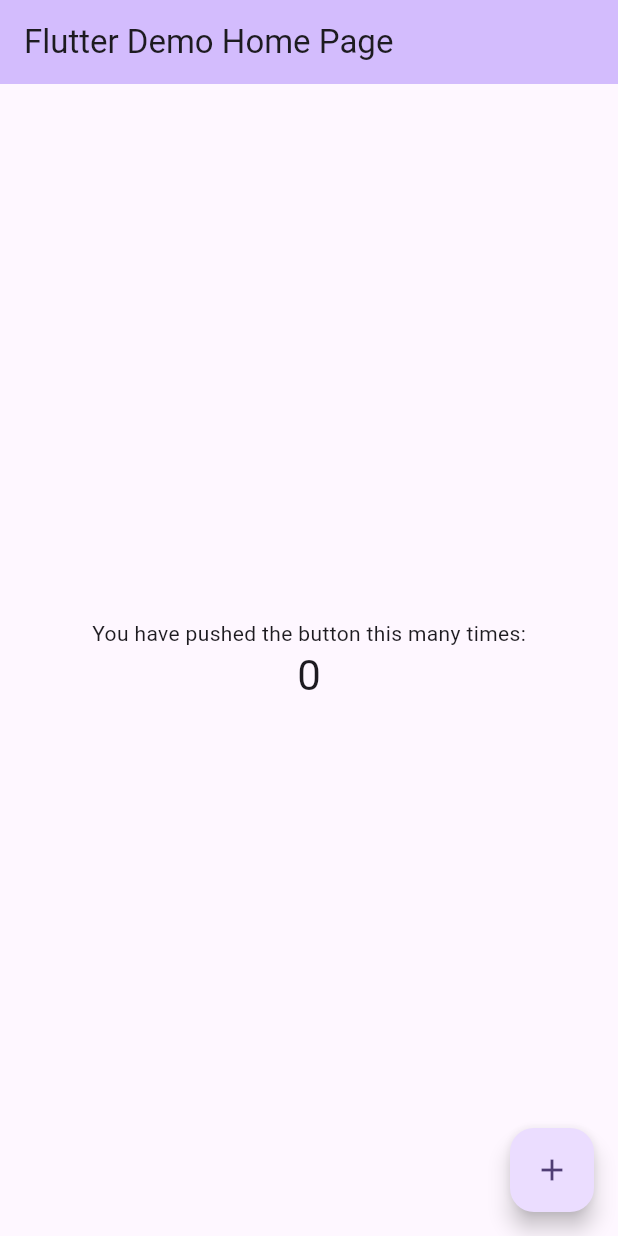
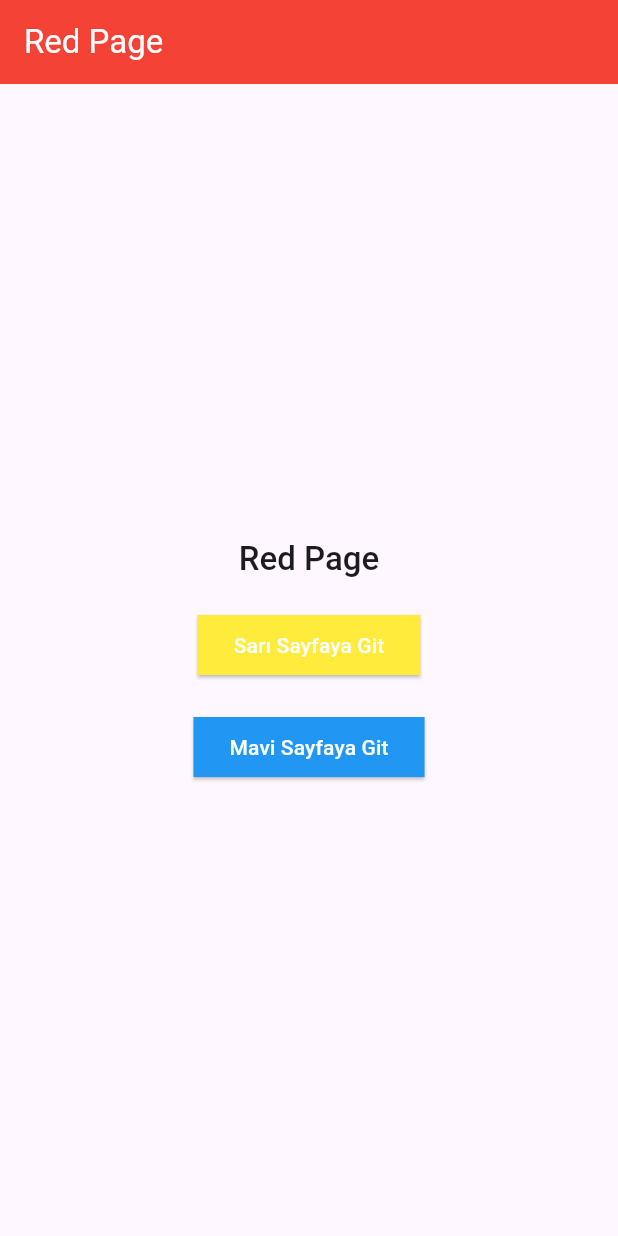
Before and after one commit to DevBeyzaK/navigator_islemleri, a Flutter app: the screen it shows after launch, on a phone screen of 412 x 824 dp. Run offline on Flutter 3.47's test engine with Material 3 defaults, Android fonts, the phone set to English and light mode, and no system bars.

Commit message:
routelar tamamlandı

```diff
--- a/lib/main.dart
+++ b/lib/main.dart
@@ -1,4 +1,9 @@
 import 'package:flutter/material.dart';
+import 'package:navigator_islemleri/blue_page.dart';
+import 'package:navigator_islemleri/hataSayfasi.dart';
+import 'package:navigator_islemleri/redpage.dart';
+import 'package:navigator_islemleri/route_generator.dart';
+import 'package:navigator_islemleri/yellowpage.dart';
 
 void main() {
   runApp(const MyApp());
@@ -7,116 +12,26 @@ void main() {
 class MyApp extends StatelessWidget {
   const MyApp({super.key});
 
-  // This widget is the root of your application.
   @override
   Widget build(BuildContext context) {
     return MaterialApp(
-      title: 'Flutter Demo',
+      /*routes: {
+        "/": (context) =>
+            Redpage(), //redPagei kök dizin yaptık hepsinde burdan başlatırız.
+        "/yellowPage": (context) => Yellowpage(),
+        "/bluePage": (context) => BluePage(),
+      },*/
+      onGenerateRoute:RouteGenerator.routeGenerator ,
+     /* onUnknownRoute: (settings) {
+        return MaterialPageRoute(builder: (context) => Hatasayfasi()); //bu rotasını yanlış yazdığımızda sayfaya değil de hata sayfasına gider.
+      },*/
+      debugShowCheckedModeBanner: false,
+      home: Redpage(), //homeu artık deaktif yapman lazım ki hata vermesin. Kök dizin oluşturduysak home sil.
       theme: ThemeData(
-        // This is the theme of your application.
-        //
-        // TRY THIS: Try running your application with "flutter run". You'll see
-        // the application has a purple toolbar. Then, without quitting the app,
-        // try changing the seedColor in the colorScheme below to Colors.green
-        // and then invoke "hot reload" (save your changes or press the "hot
-        // reload" button in a Flutter-supported IDE, or press "r" if you used
-        // the command line to start the app).
-        //
-        // Notice that the counter didn't reset back to zero; the application
-        // state is not lost during the reload. To reset the state, use hot
-        // restart instead.
-        //
-        // This works for code too, not just values: Most code changes can be
-        // tested with just a hot reload.
-        colorScheme: ColorScheme.fromSeed(seedColor: Colors.deepPurple),
+        textTheme: TextTheme(
+          headlineMedium: TextStyle(fontSize: 22, fontWeight: FontWeight.w500),
+        ),
       ),
-      home: const MyHomePage(title: 'Flutter Demo Home Page'),
     );
   }
 }
-
-class MyHomePage extends StatefulWidget {
-  const MyHomePage({super.key, required this.title});
-
-  // This widget is the home page of your application. It is stateful, meaning
-  // that it has a State object (defined below) that contains fields that affect
-  // how it looks.
-
-  // This class is the configuration for the state. It holds the values (in this
-  // case the title) provided by the parent (in this case the App widget) and
-  // used by the build method of the State. Fields in a Widget subclass are
-  // always marked "final".
-
-  final String title;
-
-  @override
-  State<MyHomePage> createState() => _MyHomePageState();
-}
-
-class _MyHomePageState extends State<MyHomePage> {
-  int _counter = 0;
-
-  void _incrementCounter() {
-    setState(() {
-      // This call to setState tells the Flutter framework that something has
-      // changed in this State, which causes it to rerun the build method below
-      // so that the display can reflect the updated values. If we changed
-      // _counter without calling setState(), then the build method would not be
-      // called again, and so nothing would appear to happen.
-      _counter++;
-    });
-  }
-
-  @override
-  Widget build(BuildContext context) {
-    // This method is rerun every time setState is called, for instance as done
-    // by the _incrementCounter method above.
-    //
-    // The Flutter framework has been optimized to make rerunning build methods
-    // fast, so that you can just rebuild anything that needs updating rather
-    // than having to individually change instances of widgets.
-    return Scaffold(
-      appBar: AppBar(
-        // TRY THIS: Try changing the color here to a specific color (to
-        // Colors.amber, perhaps?) and trigger a hot reload to see the AppBar
-        // change color while the other colors stay the same.
-        backgroundColor: Theme.of(context).colorScheme.inversePrimary,
-        // Here we take the value from the MyHomePage object that was created by
-        // the App.build method, and use it to set our appbar title.
-        title: Text(widget.title),
-      ),
-      body: Center(
-        // Center is a layout widget. It takes a single child and positions it
-        // in the middle of the parent.
-        child: Column(
-          // Column is also a layout widget. It takes a list of children and
-          // arranges them vertically. By default, it sizes itself to fit its
-          // children horizontally, and tries to be as tall as its parent.
-          //
-          // Column has various properties to control how it sizes itself and
-          // how it positions its children. Here we use mainAxisAlignment to
-          // center the children vertically; the main axis here is the vertical
-          // axis because Columns are vertical (the cross axis would be
-          // horizontal).
-          //
-          // TRY THIS: Invoke "debug painting" (choose the "Toggle Debug Paint"
-          // action in the IDE, or press "p" in the console), to see the
-          // wireframe for each widget.
-          mainAxisAlignment: MainAxisAlignment.center,
-          children: <Widget>[
-            const Text('You have pushed the button this many times:'),
-            Text(
-              '$_counter',
-              style: Theme.of(context).textTheme.headlineMedium,
-            ),
-          ],
-        ),
-      ),
-      floatingActionButton: FloatingActionButton(
-        onPressed: _incrementCounter,
-        tooltip: 'Increment',
-        child: const Icon(Icons.add),
-      ), // This trailing comma makes auto-formatting nicer for build methods.
-    );
-  }
-}
--- /dev/null
+++ b/lib/redpage.dart
@@ -0,0 +1,61 @@
+import 'package:flutter/material.dart';
+
+class Redpage extends StatefulWidget {
+  const Redpage({super.key});
+
+  @override
+  State<Redpage> createState() => _RedpageState();
+}
+
+class _RedpageState extends State<Redpage> {
+  late String name;
+  @override
+  void initState() {
+    // TODO: implement initState
+    super.initState();
+    name = "Beyza";
+  }
+
+  @override
+  Widget build(BuildContext context) {
+    return Scaffold(
+      appBar: AppBar(
+        title: Text("Red Page"),
+        backgroundColor: Colors.red,
+        foregroundColor: Colors.white,
+      ),
+      body: Center(
+        child: Column(
+          mainAxisAlignment: MainAxisAlignment.center,
+          children: [
+            Text("Red Page", style: Theme.of(context).textTheme.headlineMedium),
+            SizedBox(height: 20),
+            ElevatedButton(
+              style: ElevatedButton.styleFrom(
+                backgroundColor: Colors.yellow,
+                foregroundColor: Colors.white,
+                shape: RoundedRectangleBorder(),
+              ),
+              onPressed: () {
+                Navigator.of(context).pushNamed("/yellowPage");
+              },
+              child: Text("Sarı Sayfaya Git"),
+            ),
+            SizedBox(height: 20),
+            ElevatedButton(
+              style: ElevatedButton.styleFrom(
+                backgroundColor: Colors.blue,
+                foregroundColor: Colors.white,
+                shape: RoundedRectangleBorder(),
+              ),
+              onPressed: () {
+                Navigator.of(context).pushNamed("/bluePage",arguments: name);
+              },
+              child: Text("Mavi Sayfaya Git"),
+            ),
+          ],
+        ),
+      ),
+    );
+  }
+}
```
Also changed, not shown: lib/blue_page.dart (added, +30 -0 lines), lib/hataSayfasi.dart (added, +25 -0 lines), lib/notlar.dart (added, +71 -0 lines), lib/route_generator.dart (added, +21 -0 lines), lib/yellowpage.dart (added, +24 -0 lines).
